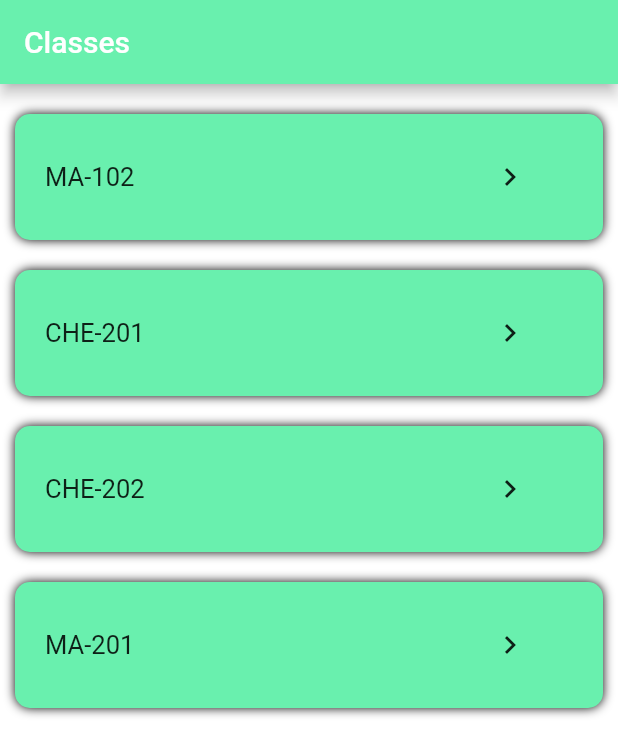
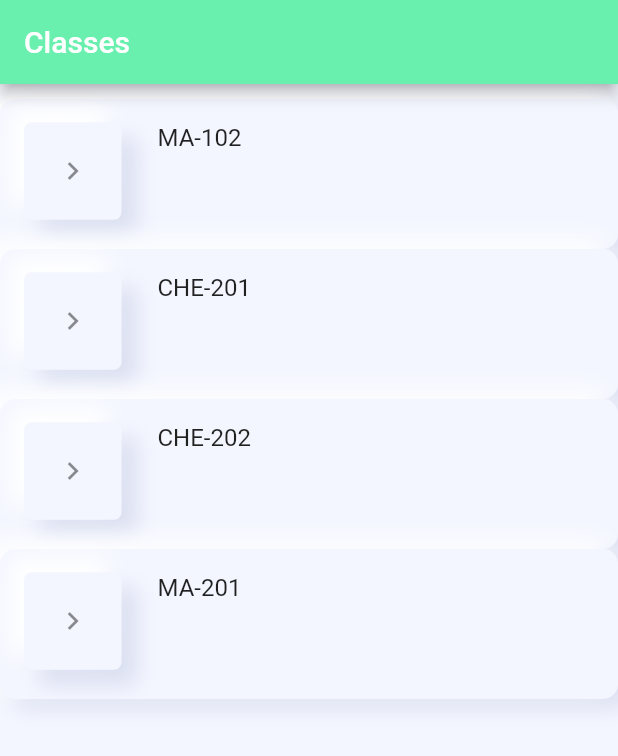
Before and after one commit to Arjupta/FlutterExamples, a Flutter app: the screen it shows after launch, on a phone screen of 412 x 824 dp. Shown: the top 756 px of the screen. Run offline on Flutter 3.47's test engine with Material 2 defaults, Android fonts, the phone set to English and light mode, and no system bars; our stand-ins replace cloud_firestore, firebase_analytics, firebase_auth, firebase_core, flutter_spinkit, font_awesome_flutter and 4 more; accounts and stored records are empty.

Commit message:
Updated UI

```diff
--- a/todo/lib/classModel.dart
+++ b/todo/lib/classModel.dart
@@ -1,5 +1,6 @@
 import 'package:flutter/material.dart';
 import 'package:todo/classTaskPage.dart';
+import 'package:todo/global_tile.dart';
 
 class ClassModel {
   String className;
@@ -9,35 +10,12 @@ class ClassModel {
 }
 
 Widget classWidget(ClassModel todo, BuildContext context, int index) {
-  return Container(
-    key: Key(todo.classId),
-    margin: EdgeInsets.all(10.0),
-    padding: EdgeInsets.all(10.0),
-    decoration: BoxDecoration(
-      borderRadius: BorderRadius.all(Radius.circular(10.0)),
-      shape: BoxShape.rectangle,
-      color: Colors.greenAccent,
-      boxShadow: [BoxShadow(blurRadius: 5.0)],
-    ),
-    child: Column(
-      mainAxisSize: MainAxisSize.min,
-      crossAxisAlignment: CrossAxisAlignment.start,
-      children: [
-        Row(
-          mainAxisAlignment: MainAxisAlignment.spaceBetween,
-          children: [
-            Padding(
-              padding: EdgeInsets.only(left: 10.0),
-              child: Text(
-                todo.className,
-                style: TextStyle(fontSize: 17.07),
-              ),
-            ),
-            Padding(
-              padding: EdgeInsets.all(8.0),
-              child: FlatButton(
-                onPressed: () {
-                  Navigator.push(
+  return GlobalTile(
+    title: todo.className,
+    title2: '',
+    title3: '',
+    icon: Icons.navigate_next,
+    onIconPressed: () => Navigator.push(
       context,
       MaterialPageRoute(
         builder: (ctx) => ClassTaskPage(
@@ -45,14 +23,54 @@ Widget classWidget(ClassModel todo, BuildContext context, int index) {
           className: todo.className,
         ),
       ),
+    ),
+    transform: false,
   );
-                },
-                child: Icon(Icons.navigate_next),
-              ),
-            ),
-          ],
-        ),
-      ],
-    ),
-  );
+
+  // Container(
+  //   key: Key(todo.classId),
+  //   margin: EdgeInsets.all(10.0),
+  //   padding: EdgeInsets.all(10.0),
+  //   decoration: BoxDecoration(
+  //     borderRadius: BorderRadius.all(Radius.circular(10.0)),
+  //     shape: BoxShape.rectangle,
+  //     color: Colors.greenAccent,
+  //     boxShadow: [BoxShadow(blurRadius: 5.0)],
+  //   ),
+  //   child: Column(
+  //     mainAxisSize: MainAxisSize.min,
+  //     crossAxisAlignment: CrossAxisAlignment.start,
+  //     children: [
+  //       Row(
+  //         mainAxisAlignment: MainAxisAlignment.spaceBetween,
+  //         children: [
+  //           Padding(
+  //             padding: EdgeInsets.only(left: 10.0),
+  //             child: Text(
+  //               todo.className,
+  //               style: TextStyle(fontSize: 17.07),
+  //             ),
+  //           ),
+  //           Padding(
+  //             padding: EdgeInsets.all(8.0),
+  //             child: FlatButton(
+  //               onPressed: () {
+  //                 Navigator.push(
+  //                   context,
+  //                   MaterialPageRoute(
+  //                     builder: (ctx) => ClassTaskPage(
+  //                       id: index,
+  //                       className: todo.className,
+  //                     ),
+  //                   ),
+  //                 );
+  //               },
+  //               child: Icon(Icons.navigate_next),
+  //             ),
+  //           ),
+  //         ],
+  //       ),
+  //     ],
+  //   ),
+  // );
 }
--- a/todo/lib/classTaskPage.dart
+++ b/todo/lib/classTaskPage.dart
@@ -1,5 +1,8 @@
 import 'package:flutter/foundation.dart';
 import 'package:flutter/material.dart';
+import 'constants.dart';
+import 'constants.dart';
+import 'constants.dart';
 import 'taskmodel.dart';
 
 class ClassTaskPage extends StatefulWidget {
@@ -34,9 +37,10 @@ class _ClassTaskPageState extends State<ClassTaskPage> {
   @override
   Widget build(BuildContext context) {
     return Scaffold(
+      backgroundColor: backgroundColor,
       appBar: AppBar(
         title: Text('${widget.className}'),
-        backgroundColor: Colors.lightGreen,
+        backgroundColor: backgroundColor,
       ),
       body: taskList(),
     );
@@ -59,7 +63,9 @@ class _ClassTaskPageState extends State<ClassTaskPage> {
   }
 
   Widget taskList() {
-    return ReorderableListView(
+    return Theme(
+        data: ThemeData(canvasColor: backgroundColor),
+        child: ReorderableListView(
           children: list
               .map((todo) => taskWidget(todo, () {
                     setState(() {
@@ -73,6 +79,6 @@ class _ClassTaskPageState extends State<ClassTaskPage> {
               list.insert(newIndex, item);
             });
           },
-    );
+        ));
   }
 }
--- a/todo/lib/constants.dart
+++ b/todo/lib/constants.dart
@@ -1,3 +1,17 @@
 import 'package:flutter/material.dart';
 
 const kAppBarStyle = TextStyle(fontWeight: FontWeight.w500, fontSize: 20.0);
+Color backgroundColor = Color(0xfff4f6ff); //e0e5ec//ddf3f5//e4e4e4
+
+Color primaryColor = Color(0xff1d797e);
+Color gradientStart = Color(0xff4db6ac);
+Color gradientEnd = Color(0xff1d797e);
+Color shadowColor = Color(0xFFDADFF0);
+Color lightShadowColor = Colors.white;
+Color activeIcon = Color(0xff404040);
+Color inactiveIcon = Color(0xffa1a1a1);
+Color urgentStart = Color(0xffc72c2c);
+Color urgentEnd = Color(0xffdf1b1b);
+Color amberEnd = Color(0xffff8008);
+Color amberStart = Color(0xffffc837);
+Color activeColor = Color(0XFFd0ddf3);
--- /dev/null
+++ b/todo/lib/global_tile.dart
@@ -0,0 +1,54 @@
+import 'package:flutter/material.dart';
+import 'package:todo/neu_button.dart';
+
+import 'constants.dart';
+
+class GlobalTile extends StatelessWidget {
+  final String title;
+  final String title2;
+  final String title3;
+  final Function onIconPressed;
+  final IconData icon;
+  final bool transform;
+  const GlobalTile({
+    @required this.title,
+    @required this.title2,
+    @required this.title3,
+    this.transform = true,
+    this.onIconPressed,
+    this.icon,
+    Key key,
+  }) : super(key: key);
+
+  @override
+  Widget build(BuildContext context) {
+    return Transform.translate(
+      offset: Offset(
+          transform ? MediaQuery.of(context).size.width * 0.2 : 0.0, 0.0),
+      child:
+          // elevation: 0.0,
+          Container(
+        width: MediaQuery.of(context).size.width,
+        height: 100,
+        padding: EdgeInsets.only(bottom: 12.0),
+        decoration: BoxDecoration(
+          borderRadius: BorderRadius.circular(10),
+          color: backgroundColor,
+          boxShadow: [
+            BoxShadow(color: shadowColor, offset: Offset(8, 6), blurRadius: 12),
+            BoxShadow(
+                color: lightShadowColor,
+                offset: Offset(-8, -6),
+                blurRadius: 12),
+          ],
+        ),
+        child: NeuButton(
+            title: title,
+            title2: title2,
+            title3: title3,
+            icon: icon,
+            onPressed: onIconPressed),
+      ),
+    );
+  }
+}
--- a/todo/lib/main.dart
+++ b/todo/lib/main.dart
@@ -1,4 +1,5 @@
 import 'package:flutter/material.dart';
+import 'constants.dart';
 import 'taskmodel.dart';
 import 'classModel.dart';
 
@@ -21,7 +22,7 @@ class ClassPage extends StatelessWidget {
   @override
   Widget build(BuildContext context) {
     return Scaffold(
-        backgroundColor: Colors.white,
+        backgroundColor: backgroundColor,
         appBar: AppBar(
           title: Text("Classes"),
           backgroundColor: Colors.greenAccent,
--- /dev/null
+++ b/todo/lib/neu_button.dart
@@ -0,0 +1,105 @@
+import 'package:flutter/material.dart';
+
+import 'constants.dart';
+
+class NeuButton extends StatelessWidget {
+  final String title;
+  final String title2;
+  final String title3;
+  final Color fileColor;
+  final IconData icon;
+  final Function onPressed;
+  const NeuButton(
+      {@required this.title,
+      @required this.title2,
+      this.fileColor,
+      @required this.title3,
+      @required this.icon,
+      this.onPressed,
+      Key key})
+      : super(key: key);
+
+  @override
+  Widget build(BuildContext context) {
+    return Container(
+      height: 85,
+      width: MediaQuery.of(context).size.width,
+      child: ListTile(
+        title: Row(
+          mainAxisAlignment: MainAxisAlignment.start,
+          children: [
+            NeuIcon(icon: icon, fileColor: fileColor, onPressed: onPressed),
+            SizedBox(
+              width: 24.0,
+            ),
+            Flexible(
+              child: Column(
+                  crossAxisAlignment: CrossAxisAlignment.start,
+                  mainAxisAlignment: MainAxisAlignment.center,
+                  children: [
+                    Text(
+                      title,
+                      overflow: TextOverflow.ellipsis,
+                      style: TextStyle(fontSize: 16.0),
+                    ),
+                    SizedBox(
+                      height: 4,
+                    ),
+                    Text(
+                      title2,
+                      overflow: TextOverflow.ellipsis,
+                      style: TextStyle(fontSize: 14.0, color: Colors.black54),
+                    ),
+                    SizedBox(
+                      height: 8,
+                    ),
+                    Text(
+                      title3,
+                      overflow: TextOverflow.ellipsis,
+                      style: TextStyle(color: Colors.black54, fontSize: 14.0),
+                    ),
+                  ]),
+            ),
+          ],
+        ),
+      ),
+    );
+  }
+}
+
+class NeuIcon extends StatelessWidget {
+  const NeuIcon({
+    Key key,
+    @required this.icon,
+    this.fileColor,
+    this.onPressed,
+  }) : super(key: key);
+
+  final IconData icon;
+  final Color fileColor;
+  final Function onPressed;
+
+  @override
+  Widget build(BuildContext context) {
+    return Container(
+      height: 65,
+      width: 65,
+      child: IconButton(
+        icon: Icon(icon),
+        color: fileColor ?? Colors.grey[570],
+        onPressed: onPressed,
+      ),
+      decoration: BoxDecoration(
+        borderRadius: BorderRadius.circular(5),
+        color: backgroundColor,
+        boxShadow: [
+          BoxShadow(color: shadowColor, offset: Offset(10, 10), blurRadius: 12),
+          BoxShadow(
+              color: lightShadowColor,
+              offset: Offset(-10, -10),
+              blurRadius: 12),
+        ],
+      ),
+    );
+  }
+}
--- a/todo/lib/taskmodel.dart
+++ b/todo/lib/taskmodel.dart
@@ -33,9 +33,6 @@ Widget taskWidget(TaskModel todo, status()) {
     padding: EdgeInsets.all(10.0),
     decoration: BoxDecoration(
       borderRadius: BorderRadius.all(Radius.circular(10.0)),
-      shape: BoxShape.rectangle,
-      color: Colors.lightGreen,
-      boxShadow: [BoxShadow(blurRadius: 5.0)],
     ),
     child: Column(
       mainAxisSize: MainAxisSize.min,
@@ -43,20 +40,25 @@ Widget taskWidget(TaskModel todo, status()) {
       children: [
         Row(
           children: [
-            Padding(
-                padding: EdgeInsets.all(8.0),
-                child: Checkbox(
-                  value: todo.done,
-                  onChanged: (val) => status(),
-                  activeColor: Colors.lightGreenAccent,
-                )),
-            Padding(
-              padding: EdgeInsets.only(bottom: 5.0),
-              child: Text(
-                todo.title,
-                style: TextStyle(fontSize: 17.07),
-              ),
-            )
+            IconButton(
+              icon: Icon(Icons.drag_handle),
+              onPressed: () {},
+            ),
+            SizedBox(
+              width: 10.0,
+            ),
+            Checkbox(
+              value: todo.done,
+              onChanged: (val) => status(),
+              activeColor: Colors.grey[700],
+            ),
+            SizedBox(
+              width: 10.0,
+            ),
+            Text(
+              todo.title,
+              style: TextStyle(fontSize: 18),
+            ),
           ],
         ),
       ],
```
Lines whose indentation alone changed are shown as unchanged.
